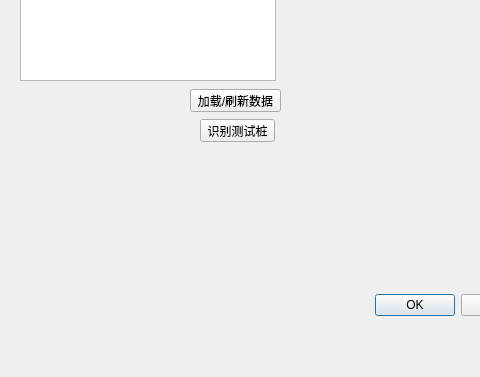
Alvin-Gabriel/QGIS_py, file pipeline_monitor/pipeline_monitor_dialog_base.ui: the form before one commit; both pictures show x 0 to 480 and y 121 to 498 of the 640 by 498 pixel window.
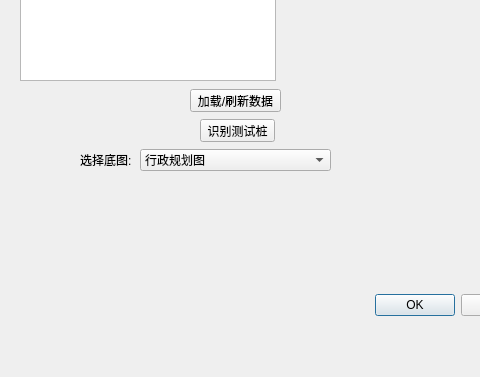
The form after the commit.

Commit message:
Add base map selection to UI and implement register_xyz_sources function
- Added a QComboBox for selecting base map types in the pipeline monitor dialog.
- Included options for administrative planning map, Gaode terrain map, and Gaode vector map.
- Created the register_xyz_sources function to register multiple XYZ base map sources to QGIS, enhancing the plugin's functionality.

```diff
--- a/pipeline_monitor/pipeline_monitor_dialog_base.ui
+++ b/pipeline_monitor/pipeline_monitor_dialog_base.ui
@@ -78,6 +78,47 @@
     <string>识别测试桩</string>
    </property>
   </widget>
+  <widget class="QComboBox" name="baseMapComboBox">
+   <property name="geometry">
+    <rect>
+     <x>140</x>
+     <y>270</y>
+     <width>191</width>
+     <height>22</height>
+    </rect>
+   </property>
+   <property name="toolTip">
+    <string>选择底图类型</string>
+   </property>
+   <item>
+    <property name="text">
+     <string>行政规划图</string>
+    </property>
+   </item>
+   <item>
+    <property name="text">
+     <string>高德地形图</string>
+    </property>
+   </item>
+   <item>
+    <property name="text">
+     <string>高德矢量图</string>
+    </property>
+   </item>
+  </widget>
+  <widget class="QLabel" name="baseMapLabel">
+   <property name="geometry">
+    <rect>
+     <x>80</x>
+     <y>270</y>
+     <width>61</width>
+     <height>22</height>
+    </rect>
+   </property>
+   <property name="text">
+    <string>选择底图:</string>
+   </property>
+  </widget>
  </widget>
  <resources/>
  <connections>
```
The commit also changes 5 other files.
